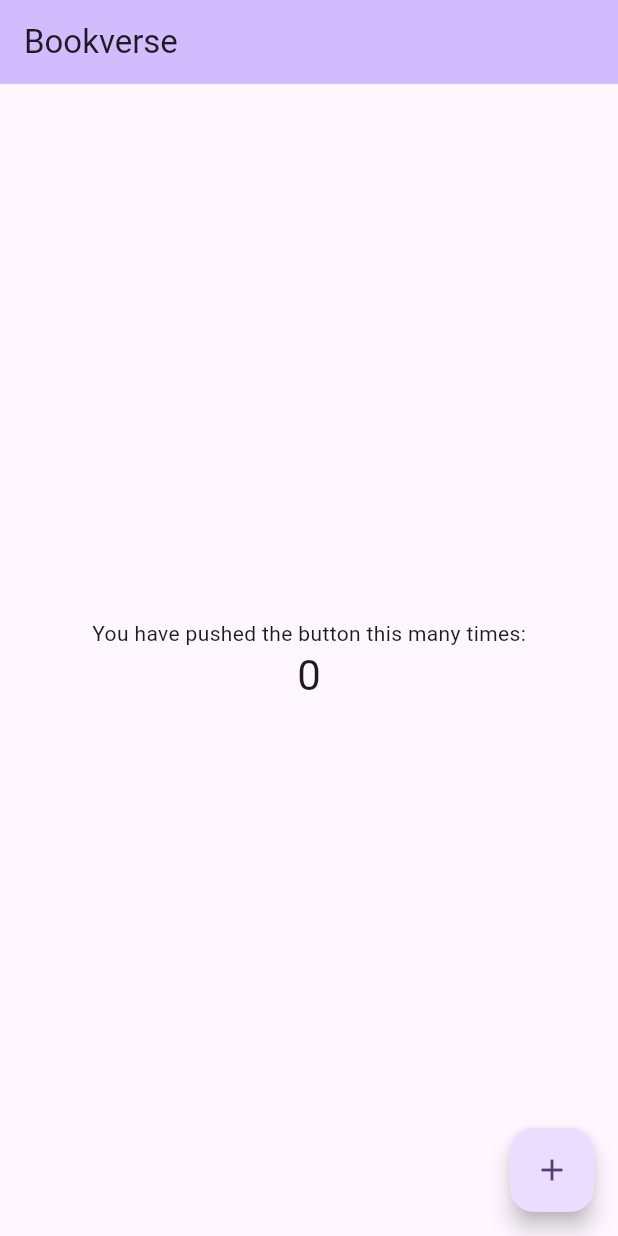
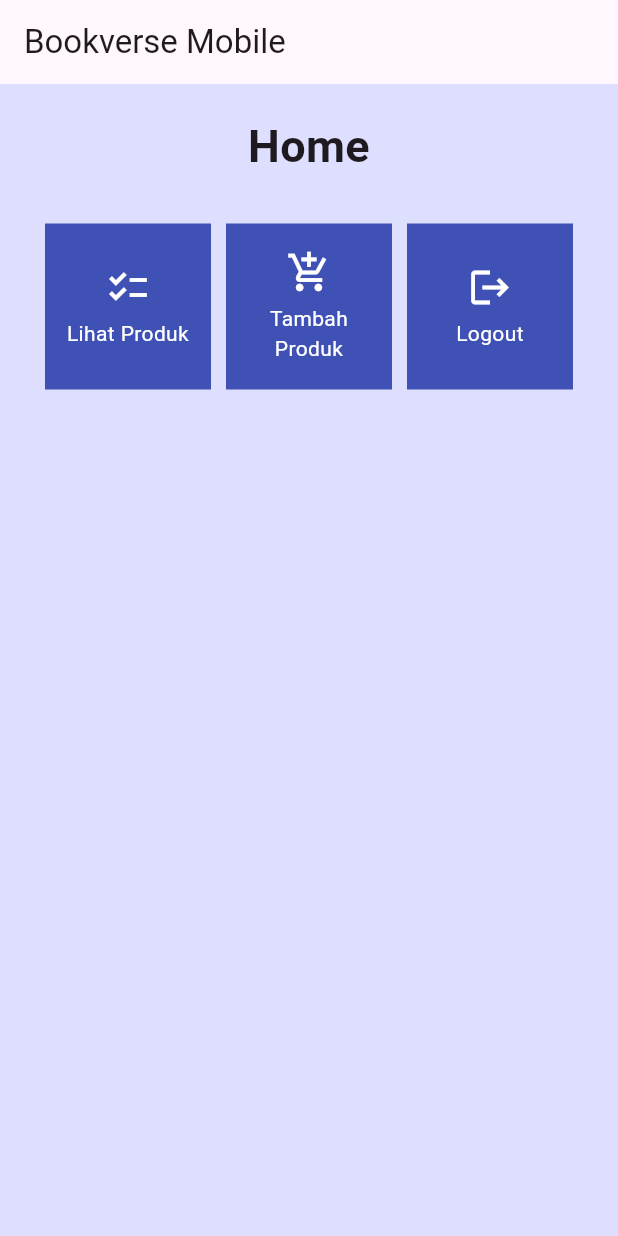
Before and after one commit to A-05-PBP-A/Bookverse-mobile, a Flutter app: the screen it shows after launch, on a phone screen of 412 x 824 dp. Run offline on Flutter 3.47's test engine with Material 3 defaults, Android fonts, the phone set to English and light mode, and no system bars.

Commit message:
push screen tutorial

```diff
--- a/lib/main.dart
+++ b/lib/main.dart
@@ -1,4 +1,5 @@
 import 'package:flutter/material.dart';
+import 'package:bookverse_mobile/screens/landing_page.dart';
 
 void main() {
   runApp(const MyApp());
@@ -13,113 +14,12 @@ class MyApp extends StatelessWidget {
     return MaterialApp(
       title: 'Bookverse',
       theme: ThemeData(
-        // This is the theme of your application.
-        //
-        // TRY THIS: Try running your application with "flutter run". You'll see
-        // the application has a blue toolbar. Then, without quitting the app,
-        // try changing the seedColor in the colorScheme below to Colors.green
-        // and then invoke "hot reload" (save your changes or press the "hot
-        // reload" button in a Flutter-supported IDE, or press "r" if you used
-        // the command line to start the app).
-        //
-        // Notice that the counter didn't reset back to zero; the application
-        // state is not lost during the reload. To reset the state, use hot
-        // restart instead.
-        //
-        // This works for code too, not just values: Most code changes can be
-        // tested with just a hot reload.
-        colorScheme: ColorScheme.fromSeed(seedColor: Colors.deepPurple),
+        scaffoldBackgroundColor: Color.fromARGB(255, 222, 222, 255),
+        colorScheme: ColorScheme.fromSeed(
+            seedColor: const Color.fromARGB(255, 63, 1, 100)),
         useMaterial3: true,
       ),
-      home: const MyHomePage(title: 'Bookverse'),
+      home: MyHomePage(),
     );
   }
 }
-
-class MyHomePage extends StatefulWidget {
-  const MyHomePage({super.key, required this.title});
-
-  // This widget is the home page of your application. It is stateful, meaning
-  // that it has a State object (defined below) that contains fields that affect
-  // how it looks.
-
-  // This class is the configuration for the state. It holds the values (in this
-  // case the title) provided by the parent (in this case the App widget) and
-  // used by the build method of the State. Fields in a Widget subclass are
-  // always marked "final".
-
-  final String title;
-
-  @override
-  State<MyHomePage> createState() => _MyHomePageState();
-}
-
-class _MyHomePageState extends State<MyHomePage> {
-  int _counter = 0;
-
-  void _incrementCounter() {
-    setState(() {
-      // This call to setState tells the Flutter framework that something has
-      // changed in this State, which causes it to rerun the build method below
-      // so that the display can reflect the updated values. If we changed
-      // _counter without calling setState(), then the build method would not be
-      // called again, and so nothing would appear to happen.
-      _counter++;
-    });
-  }
-
-  @override
-  Widget build(BuildContext context) {
-    // This method is rerun every time setState is called, for instance as done
-    // by the _incrementCounter method above.
-    //
-    // The Flutter framework has been optimized to make rerunning build methods
-    // fast, so that you can just rebuild anything that needs updating rather
-    // than having to individually change instances of widgets.
-    return Scaffold(
-      appBar: AppBar(
-        // TRY THIS: Try changing the color here to a specific color (to
-        // Colors.amber, perhaps?) and trigger a hot reload to see the AppBar
-        // change color while the other colors stay the same.
-        backgroundColor: Theme.of(context).colorScheme.inversePrimary,
-        // Here we take the value from the MyHomePage object that was created by
-        // the App.build method, and use it to set our appbar title.
-        title: Text(widget.title),
-      ),
-      body: Center(
-        // Center is a layout widget. It takes a single child and positions it
-        // in the middle of the parent.
-        child: Column(
-          // Column is also a layout widget. It takes a list of children and
-          // arranges them vertically. By default, it sizes itself to fit its
-          // children horizontally, and tries to be as tall as its parent.
-          //
-          // Column has various properties to control how it sizes itself and
-          // how it positions its children. Here we use mainAxisAlignment to
-          // center the children vertically; the main axis here is the vertical
-          // axis because Columns are vertical (the cross axis would be
-          // horizontal).
-          //
-          // TRY THIS: Invoke "debug painting" (choose the "Toggle Debug Paint"
-          // action in the IDE, or press "p" in the console), to see the
-          // wireframe for each widget.
-          mainAxisAlignment: MainAxisAlignment.center,
-          children: <Widget>[
-            const Text(
-              'You have pushed the button this many times:',
-            ),
-            Text(
-              '$_counter',
-              style: Theme.of(context).textTheme.headlineMedium,
-            ),
-          ],
-        ),
-      ),
-      floatingActionButton: FloatingActionButton(
-        onPressed: _incrementCounter,
-        tooltip: 'Increment',
-        child: const Icon(Icons.add),
-      ), // This trailing comma makes auto-formatting nicer for build methods.
-    );
-  }
-}
--- /dev/null
+++ b/lib/screens/landing_page.dart
@@ -0,0 +1,104 @@
+import 'package:flutter/material.dart';
+
+class MyHomePage extends StatelessWidget {
+  MyHomePage({Key? key}) : super(key: key);
+
+  final List<ShopItem> items = [
+    ShopItem("Lihat Produk", Icons.checklist),
+    ShopItem("Tambah Produk", Icons.add_shopping_cart),
+    ShopItem("Logout", Icons.logout),
+  ];
+
+  @override
+  Widget build(BuildContext context) {
+    return Scaffold(
+      appBar: AppBar(
+        title: const Text(
+          'Bookverse Mobile',
+        ),
+      ),
+      body: SingleChildScrollView(
+        child: Padding(
+            padding: const EdgeInsets.all(10.0),
+            child: Column(
+              children: <Widget>[
+                const Padding(
+                  padding: EdgeInsets.only(top: 10.0, bottom: 10.0),
+                  child: Text(
+                    'Home',
+                    textAlign: TextAlign.center,
+                    style: TextStyle(
+                      fontSize: 30,
+                      fontWeight: FontWeight.bold,
+                    ),
+                  ),
+                ),
+                GridView.count(
+                  primary: true,
+                  padding: const EdgeInsets.all(20),
+                  crossAxisSpacing: 10,
+                  mainAxisSpacing: 10,
+                  crossAxisCount: 3,
+                  shrinkWrap: true,
+                  children: items.map((ShopItem item) {
+                    return ShopCard(item);
+                  }).toList(),
+                )
+              ],
+            )),
+      ),
+    );
+  }
+}
+
+class ShopItem {
+  final String name;
+  final IconData icon;
+
+  ShopItem(this.name, this.icon);
+}
+
+class ShopCard extends StatelessWidget {
+  final ShopItem item;
+
+  const ShopCard(this.item, {super.key}); // Constructor
+
+  @override
+  Widget build(BuildContext context) {
+    return Material(
+      color: Colors.indigo,
+      child: InkWell(
+        // Area responsive terhadap sentuhan
+        onTap: () {
+          // Memunculkan SnackBar ketika diklik
+          ScaffoldMessenger.of(context)
+            ..hideCurrentSnackBar()
+            ..showSnackBar(SnackBar(
+                content: Text("Kamu telah menekan tombol ${item.name}!")));
+        },
+        child: Container(
+          // Container untuk menyimpan Icon dan Text
+          padding: const EdgeInsets.all(8),
+          child: Center(
+            child: Column(
+              mainAxisAlignment: MainAxisAlignment.center,
+              children: [
+                Icon(
+                  item.icon,
+                  color: Colors.white,
+                  size: 30.0,
+                ),
+                const Padding(padding: EdgeInsets.all(3)),
+                Text(
+                  item.name,
+                  textAlign: TextAlign.center,
+                  style: const TextStyle(color: Colors.white),
+                ),
+              ],
+            ),
+          ),
+        ),
+      ),
+    );
+  }
+}
```
